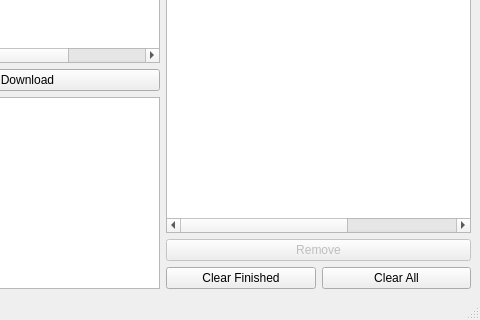
Qt form tidal_dl_ng/ui/main.ui (exislow/tidal-dl-ng) before a commit; both pictures show x 720 to 1200 and y 480 to 800 of the 1200 by 800 pixel window.
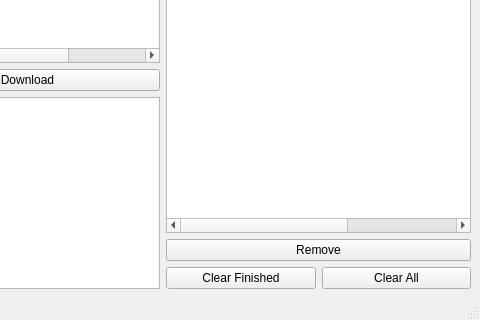
The same form after that commit. Icons and pictures are not drawn.

Commit message: ✨ Able to remove single items from download queue.

Patch:
```diff
--- a/tidal_dl_ng/ui/main.ui
+++ b/tidal_dl_ng/ui/main.ui
@@ -658,7 +658,7 @@
         <item>
          <widget class="QPushButton" name="pb_queue_download_item_remove">
           <property name="enabled">
-           <bool>false</bool>
+           <bool>true</bool>
           </property>
           <property name="text">
            <string>Remove</string>
```
Left out of the diff: 6 changed lines with no effect on the pictures. The commit also changes 2 other files.
